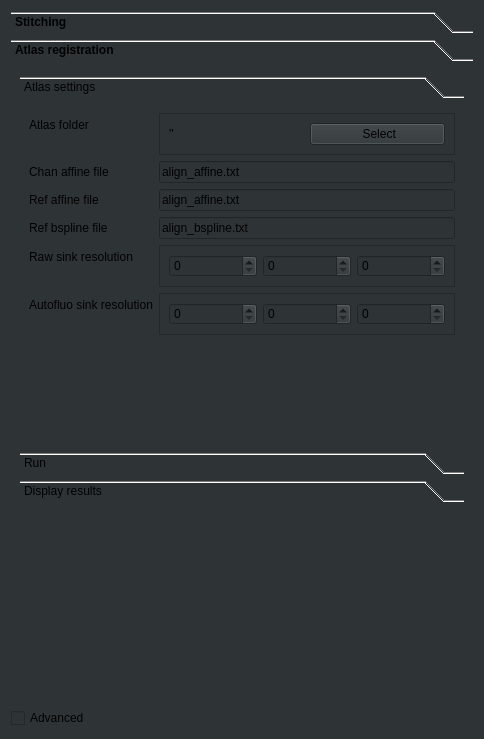
Above: ClearMap/gui/creator/alignment_tab.ui from ClearAnatomics/ClearMap before the change. Below: the same form after it.
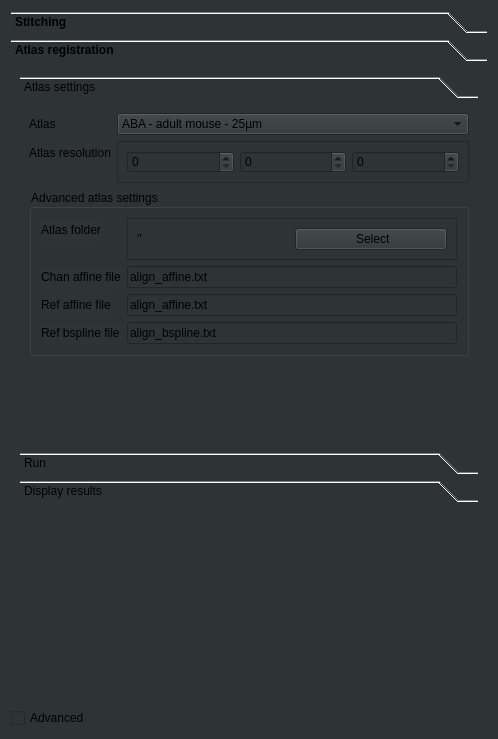
That is the form after the change. The open tabs and pages were chosen to show the change. Icons and pictures are not drawn.

Patch:
```diff
--- a/ClearMap/gui/creator/alignment_tab.ui
+++ b/ClearMap/gui/creator/alignment_tab.ui
@@ -6,7 +6,7 @@
    <rect>
     <x>0</x>
     <y>0</y>
-    <width>484</width>
+    <width>498</width>
     <height>739</height>
    </rect>
   </property>
@@ -901,7 +901,7 @@
          <rect>
           <x>0</x>
           <y>0</y>
-          <width>464</width>
+          <width>478</width>
           <height>440</height>
          </rect>
         </property>
@@ -919,7 +919,7 @@
              <rect>
               <x>0</x>
               <y>0</y>
-              <width>629</width>
+              <width>460</width>
               <height>332</height>
              </rect>
             </property>
@@ -928,6 +928,81 @@
             </attribute>
             <layout class="QFormLayout" name="formLayout_5">
              <item row="0" column="0">
+              <widget class="QLabel" name="label_16">
+               <property name="text">
+                <string>Atlas</string>
+               </property>
+              </widget>
+             </item>
+             <item row="0" column="1">
+              <widget class="QComboBox" name="atlasIdComboBox">
+               <item>
+                <property name="text">
+                 <string>ABA - adult mouse - 25µm</string>
+                </property>
+               </item>
+               <item>
+                <property name="text">
+                 <string>CDMBA - P1 - 25µm</string>
+                </property>
+               </item>
+               <item>
+                <property name="text">
+                 <string>CDMBA - P3 - 25µm</string>
+                </property>
+               </item>
+               <item>
+                <property name="text">
+                 <string>CDMBA - P5 - 25µm</string>
+                </property>
+               </item>
+               <item>
+                <property name="text">
+                 <string>CDMBA - P7 - 25µm</string>
+                </property>
+               </item>
+               <item>
+                <property name="text">
+                 <string>CDMBA - P14 - 25µm</string>
+                </property>
+               </item>
+              </widget>
+             </item>
+             <item row="1" column="0">
+              <widget class="QLabel" name="label_15">
+               <property name="text">
+                <string>Atlas resolution</string>
+               </property>
+              </widget>
+             </item>
+             <item row="1" column="1">
+              <widget class="QFrame" name="atlasResolutionTriplet">
+               <property name="frameShape">
+                <enum>QFrame::StyledPanel</enum>
+               </property>
+               <property name="frameShadow">
+                <enum>QFrame::Raised</enum>
+               </property>
+               <layout class="QHBoxLayout" name="horizontalLayout_16">
+                <item>
+                 <widget class="QSpinBox" name="spinBox_31"/>
+                </item>
+                <item>
+                 <widget class="QSpinBox" name="spinBox_32"/>
+                </item>
+                <item>
+                 <widget class="QSpinBox" name="spinBox_33"/>
+                </item>
+               </layout>
+              </widget>
+             </item>
+             <item row="2" column="0" colspan="2">
+              <widget class="QGroupBox" name="advancedAtlasSettingsGroupBox">
+               <property name="title">
+                <string>Advanced atlas settings</string>
+               </property>
+               <layout class="QFormLayout" name="formLayout_6">
+                <item row="0" column="0">
               <widget class="QLabel" name="label_17">
                <property name="text">
                 <string>Atlas folder</string>
@@ -1015,59 +1090,6 @@
                </property>
               </widget>
              </item>
-             <item row="4" column="0">
-              <widget class="QLabel" name="label_15">
-               <property name="text">
-                <string>Raw sink resolution</string>
-               </property>
-              </widget>
-             </item>
-             <item row="4" column="1">
-              <widget class="QFrame" name="rawAtlasResolutionTriplet">
-               <property name="frameShape">
-                <enum>QFrame::StyledPanel</enum>
-               </property>
-               <property name="frameShadow">
-                <enum>QFrame::Raised</enum>
-               </property>
-               <layout class="QHBoxLayout" name="horizontalLayout_16">
-                <item>
-                 <widget class="QSpinBox" name="spinBox_31"/>
-                </item>
-                <item>
-                 <widget class="QSpinBox" name="spinBox_32"/>
-                </item>
-                <item>
-                 <widget class="QSpinBox" name="spinBox_33"/>
-                </item>
-               </layout>
-              </widget>
-             </item>
-             <item row="5" column="0">
-              <widget class="QLabel" name="label_16">
-               <property name="text">
-                <string>Autofluo sink resolution</string>
-               </property>
-              </widget>
-             </item>
-             <item row="5" column="1">
-              <widget class="QFrame" name="autofluoAtlasResolutionTriplet">
-               <property name="frameShape">
-                <enum>QFrame::StyledPanel</enum>
-               </property>
-               <property name="frameShadow">
-                <enum>QFrame::Raised</enum>
-               </property>
-               <layout class="QHBoxLayout" name="horizontalLayout_17">
-                <item>
-                 <widget class="QSpinBox" name="spinBox_28"/>
-                </item>
-                <item>
-                 <widget class="QSpinBox" name="spinBox_29"/>
-                </item>
-                <item>
-                 <widget class="QSpinBox" name="spinBox_30"/>
-                </item>
                </layout>
               </widget>
              </item>
```
Left out of the diff: 26 changed lines with no effect on the pictures. Lines whose indentation alone changed are shown as unchanged.
